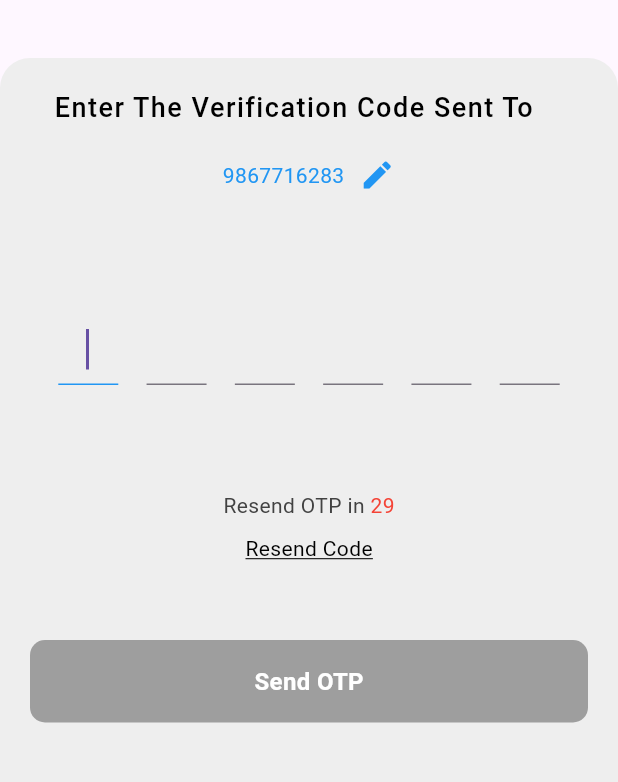
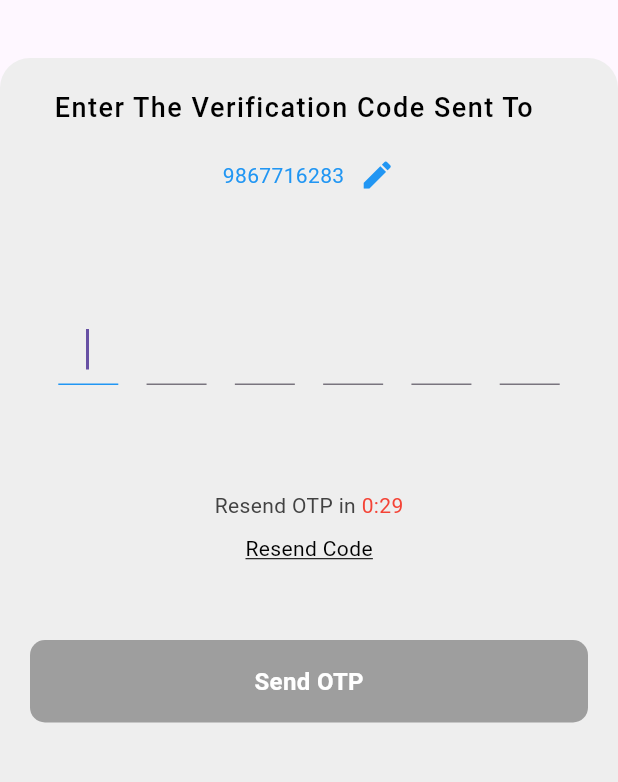
Before and after one commit to snehalshirke/onyx, a Flutter app: the OtpVerificationScreen screen opened by its route, after a tap on "Resend OTP in", on a phone screen of 412 x 824 dp, the part 119-901 px from its top. Run offline on Flutter 3.47's test engine with Material 3 defaults, Android fonts, the phone set to English and light mode, and no system bars; our stand-ins replace another_flushbar, fluttertoast, shared_preferences; accounts and stored records are empty; Roboto replaces fonts that are missing (Lato-Bold.ttf, Lato-Light.ttf).

Commit message:
timer changes according to figma

```diff
--- a/lib/view/otpverification_screen.dart
+++ b/lib/view/otpverification_screen.dart
@@ -48,6 +48,12 @@ class _OtpVerificationScreenState extends State<OtpVerificationScreen> {
       focusNode.dispose();
     }
     super.dispose();
+  }
+
+  String formatTime(int seconds) {
+    Duration duration = Duration(seconds: seconds);
+    String twoDigits(int n) => n.toString().padLeft(1, "0");
+    return "${twoDigits(duration.inMinutes.remainder(60))}:${twoDigits(duration.inSeconds.remainder(60))}";
   }
 
   @override
@@ -220,9 +226,11 @@ class _OtpVerificationScreenState extends State<OtpVerificationScreen> {
                       GestureDetector(
                         onTap: () {
                           startTimer();
-                          setState(() {
+                          setState(
+                            () {
                               isTimerRunning = true;
-                          });
+                            },
+                          );
                         },
                         child: Text(
                           "Resend OTP in ",
@@ -232,9 +240,9 @@ class _OtpVerificationScreenState extends State<OtpVerificationScreen> {
                           ),
                         ),
                       ),
-                      // Display either the remaining time or "0:00"
+                      // Display the formatted remaining time
                       Text(
-                        isTimerRunning ? '$_secondsRemaining' : '0:00',
+                        isTimerRunning ? formatTime(_secondsRemaining) : '0:00',
                         style: const TextStyle(
                           color: Colors.red,
                         ),
@@ -305,15 +313,20 @@ class _OtpVerificationScreenState extends State<OtpVerificationScreen> {
     _timer?.cancel(); // Cancel the previous timer if it exists
     _secondsRemaining = 30;
 
-    _timer = Timer.periodic(const Duration(seconds: 1), (timer) {
-      setState(() {
+    _timer = Timer.periodic(
+      const Duration(seconds: 1),
+      (timer) {
+        setState(
+          () {
             if (_secondsRemaining > 0) {
               _secondsRemaining--;
             } else {
               _timer?.cancel(); // Cancel the timer when it reaches 0
               isTimerRunning = false;
             }
-      });
-    });
+          },
+        );
+      },
+    );
   }
 }
```
Lines whose indentation alone changed are shown as unchanged.
